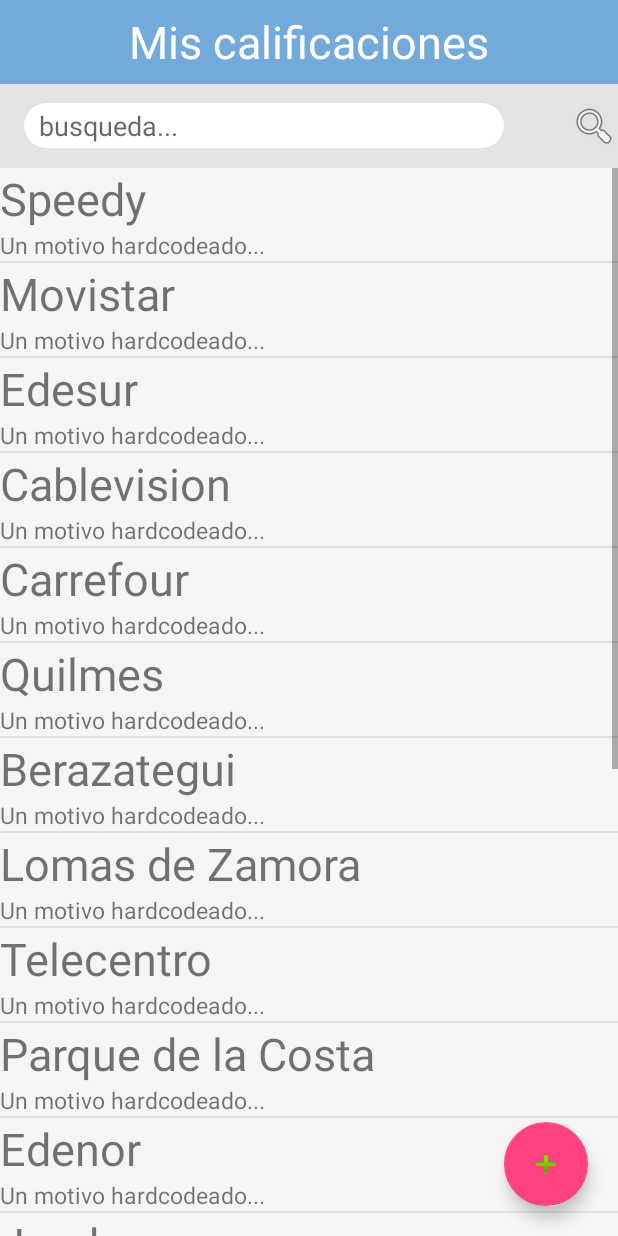
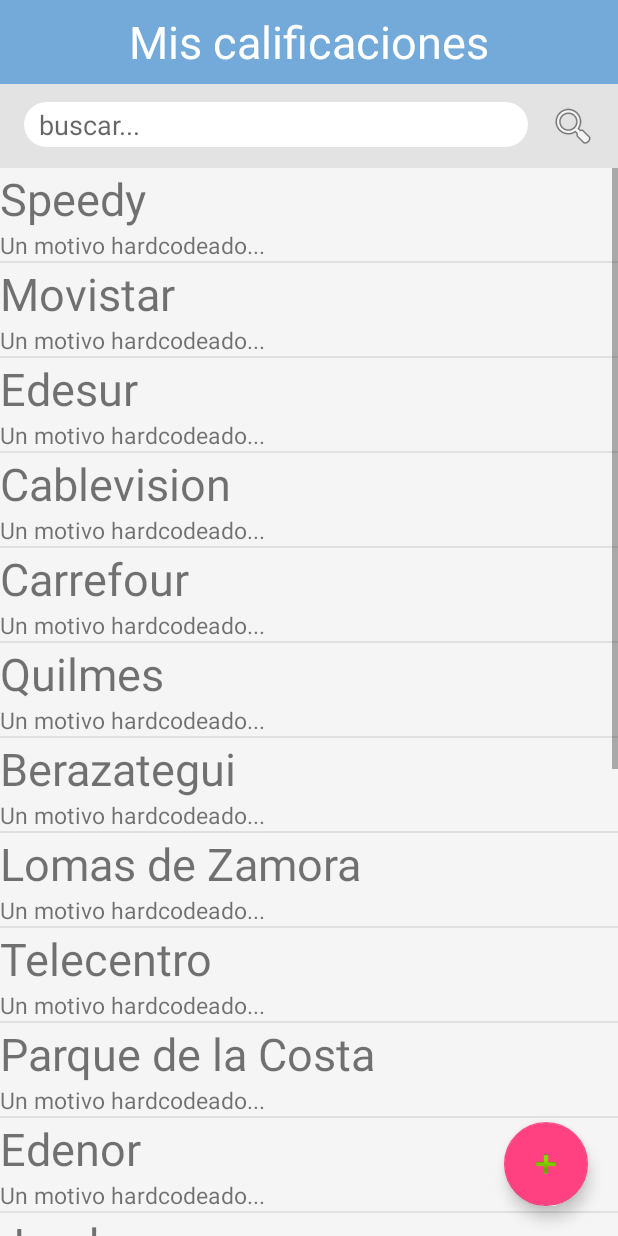
Before and after one commit to garciadiego1990/grupo1-RankIt-Interfaces, an Android app: the screen it shows after launch (CalificacionesListActivity), after a tap on "INGRESAR", on a phone screen of 412 x 824 dp. Run offline under Robolectric (Android 15) with nearby library versions, the phone set to English and light mode, and no system bars.

Commit message:
Corregido el layout del toolbar de búsqueda de calificaciones en CalificacionesListActivity. Agregados dialogos de confirmación al editar y borrar una calificacion.

```diff
--- a/RankIT-Android/app/src/main/java/ar/edu/unq/uis/rankit_android/model/myService/ServiceGenerator.java
+++ b/RankIT-Android/app/src/main/java/ar/edu/unq/uis/rankit_android/model/myService/ServiceGenerator.java
@@ -11,8 +11,8 @@
 
 public class ServiceGenerator {
 
-    public static final String SERVER_NICO = "http://192.168.1.51/";
-    public static final String API_BASE_URL = "http://"+ SERVER_NICO +":9000";
+    public static final String SERVER_NICO = "http://192.168.1.39";
+    public static final String API_BASE_URL = "http://"+ SERVER_NICO +":9000/";
     private static OkHttpClient.Builder httpClient = new OkHttpClient.Builder();
 
     private static Retrofit.Builder builder =
--- a/RankIT-Android/app/src/main/res/layout/calificaciones_list_fragment.xml
+++ b/RankIT-Android/app/src/main/res/layout/calificaciones_list_fragment.xml
@@ -22,11 +22,16 @@
         style="@style/Toolbar"
         android:background="#E3E3E3">
 
+        <LinearLayout
+            android:layout_width="match_parent"
+            android:layout_height="wrap_content" >
+
             <EditText
                 android:id="@+id/busqueda_edittext"
-            android:layout_width="320dp"
+                android:layout_width="0px"
                 android:layout_height="30dp"
-            android:hint="busqueda..."
+                android:layout_weight=".85"
+                android:hint="buscar..."
                 android:paddingStart="10dp"
                 android:maxLines="1"
                 android:inputType="text"
@@ -35,12 +40,15 @@
 
             <ImageButton
                 android:id="@+id/busqueda_boton"
-            android:layout_width="wrap_content"
+                android:layout_width="0px"
                 android:layout_height="wrap_content"
+                android:layout_weight=".15"
                 android:background="#E3E3E3"
                 android:src="@android:drawable/ic_menu_search"
                 android:layout_gravity="right"
                 />
+
+        </LinearLayout>
 
     </android.support.v7.widget.Toolbar>
 
```
Also changed, not shown: RankIT-Android/app/src/main/java/ar/edu/unq/uis/rankit_android/CalificacionDetalleActivity.java (+40 -3 lines), RankIT-Android/app/src/main/java/ar/edu/unq/uis/rankit_android/CalificacionEditarActivity.java (+36 -2 lines). Lines whose indentation alone changed are shown as unchanged.
